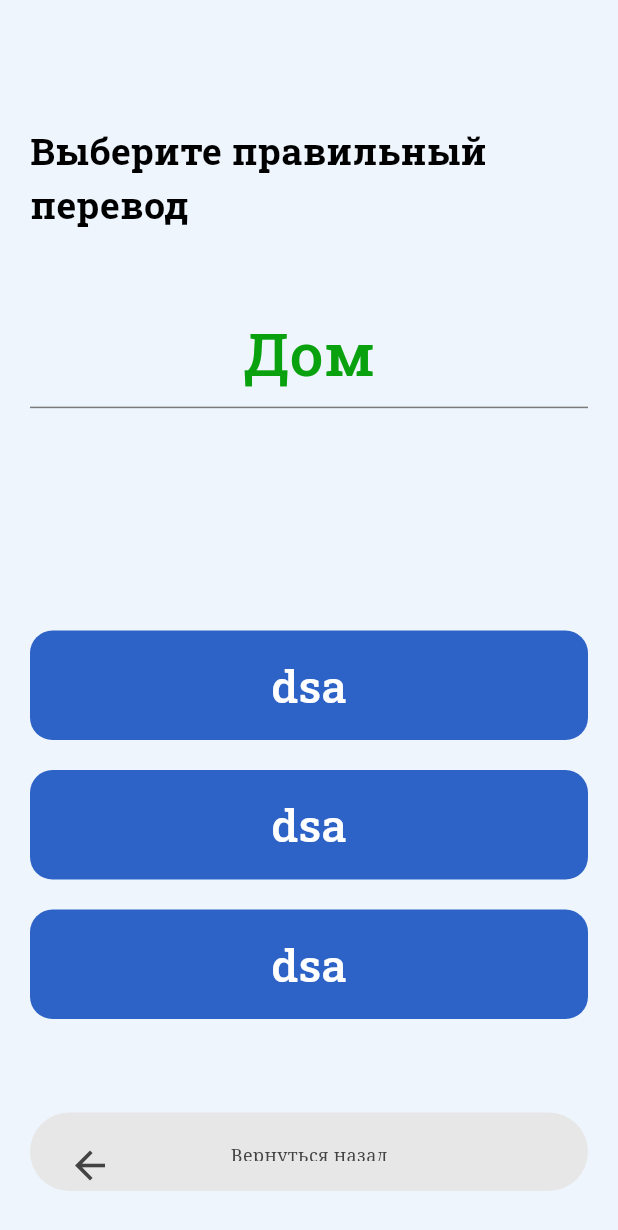
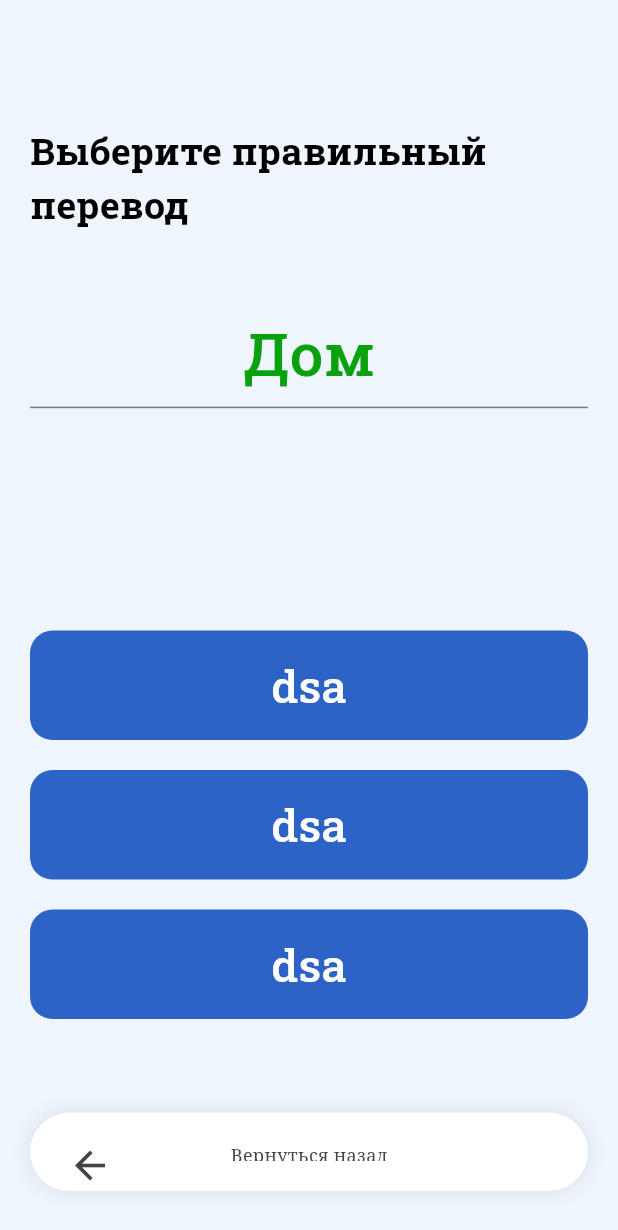
Before and after one commit to Wjiel/mans_translate, a Flutter app: the GameWord screen opened directly, on a phone screen of 412 x 824 dp. Shown: the top 1230 px of the screen. Run offline on Flutter 3.47's test engine with Material 3 defaults, Android fonts, the phone set to English and light mode, and no system bars; drawn by our look-alikes of auto_size_text; our stand-ins replace cloud_firestore, firebase_core, fluttertoast, rive; missing offline and left inert: clipboard_watcher; accounts and stored records are empty.

Commit message:
update1.0

```diff
--- a/lib/features/Games/game_word.dart
+++ b/lib/features/Games/game_word.dart
@@ -1,5 +1,6 @@
 import 'package:auto_size_text/auto_size_text.dart';
 import 'package:flutter/material.dart';
+import 'package:mans_translate/Config/Colors/colors_data.dart';
 import 'package:mans_translate/features/Games/Widgets/answer_container.dart';
 import 'package:mans_translate/features/Widgets/custom_eleveted_button.dart';
 
@@ -76,8 +77,14 @@ class GameWord extends StatelessWidget {
                       vertical: 20,
                     ),
                     decoration: BoxDecoration(
-                      color: const Color(0xFFE7E7E7),
+                      color: Colors.white,
                       borderRadius: BorderRadius.circular(50),
+                      boxShadow: const [
+                        BoxShadow(
+                          blurRadius: 10,
+                          color: shadow,
+                        )
+                      ],
                     ),
                     width: size.width,
                     height: 40 + 30 * (size.width / 1080),
```
